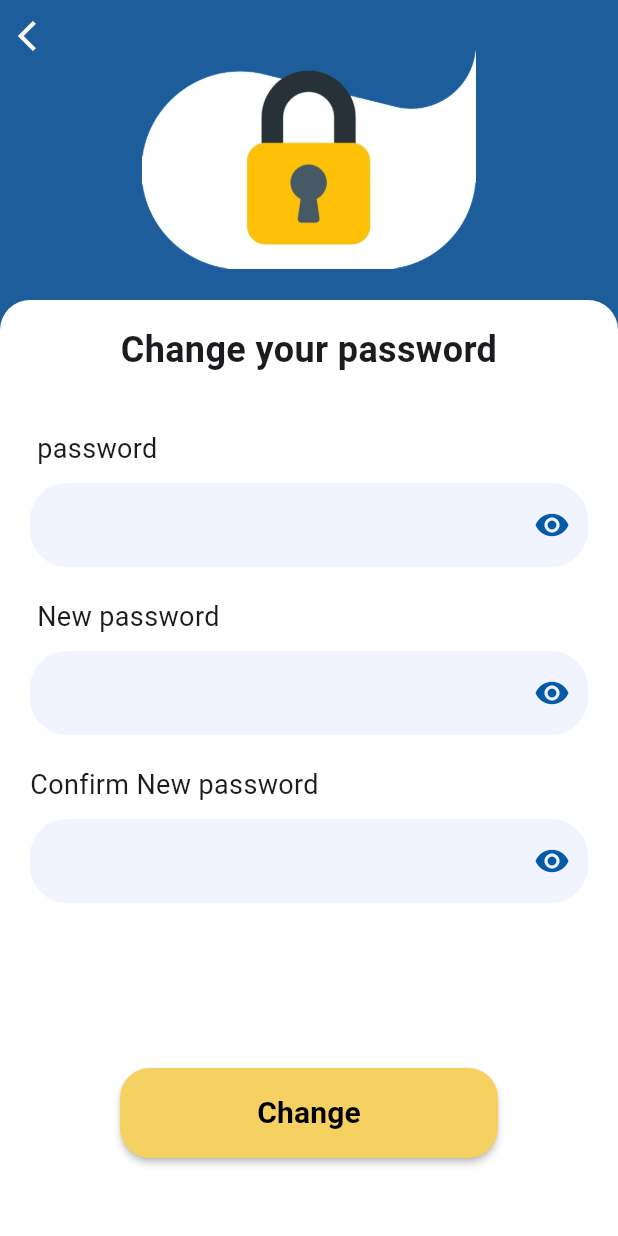
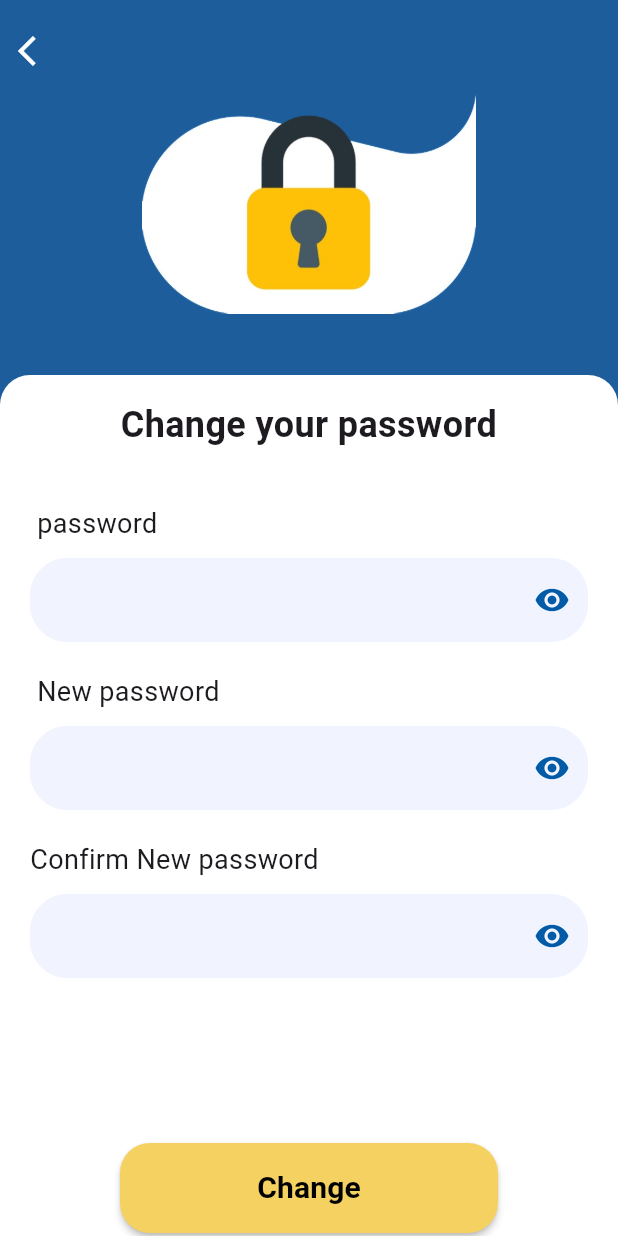
Before and after one commit to eman88888/final-project, a Flutter app: the change screen opened directly, on a phone screen of 412 x 824 dp. Run offline on Flutter 3.47's test engine with Material 3 defaults, Android fonts, the phone set to English and light mode, and no system bars; our stand-ins replace chat_bubbles, cloud_firestore, curved_navigation_bar, dotted_border, file_picker, firebase_auth and 9 more; missing offline and left inert: dart:html, dart:js; accounts and stored records are empty; Roboto replaces fonts that are missing (Poppins).

Commit message:
commit gogo

```diff
--- a/lib/pages/change_pass.dart
+++ b/lib/pages/change_pass.dart
@@ -70,7 +70,6 @@ class _changeState extends State<change> {
   Widget build(BuildContext context) {
     var screenSize = MediaQuery.of(context).size;
     return Scaffold(
-
       body: Form(
         key: formKey,
         child: Stack(
@@ -81,6 +80,7 @@ class _changeState extends State<change> {
             ),
             Container(
               alignment: Alignment.topLeft,
+              padding: EdgeInsets.only(top: 10),
               // height: 10,
               child: IconButton(
                 onPressed: () {
@@ -96,7 +96,7 @@ class _changeState extends State<change> {
               ),
             ),
             Padding(
-              padding: const EdgeInsets.only(top: 30),
+              padding: const EdgeInsets.only(top: 60),
               child: Container(
                 alignment: Alignment.center,
                 margin: EdgeInsets.only(bottom: 20),
@@ -105,7 +105,7 @@ class _changeState extends State<change> {
               ),
             ),
             Positioned(
-              top: 200,
+              top: 250,
               child: Container(
                 width: screenSize.width,
                 height: screenSize.height,
@@ -331,7 +331,7 @@ class _changeState extends State<change> {
                     Container(
                       alignment: Alignment.bottomLeft,
                       child: Padding(
-                          padding: const EdgeInsets.only(left: 5.0, top: 55),
+                          padding: const EdgeInsets.only(left: 5.5),
                           child: InkWell(
                             onTap: () {
                               Navigator.push(
--- a/lib/pages/changedSuccessfully.dart
+++ b/lib/pages/changedSuccessfully.dart
@@ -16,7 +16,7 @@ class ChangedSuccessfully_Screen extends StatelessWidget {
           //////Put image
           Padding(
             padding: const EdgeInsets.only(top: 140, bottom: 32),
-            child: Image.asset('assets/send.jpg'),
+            child: Image.asset('assets/emailIcon.jpg'),
           ),
 
 
--- a/lib/pages/robot.dart
+++ b/lib/pages/robot.dart
@@ -16,7 +16,7 @@ class _robotState extends State<robot> {
       body: Column(
         children: [
           Padding(
-            padding: const EdgeInsets.all(5.0),
+            padding: const EdgeInsets.all(10.0),
             child: Container(
               height: 15,
               alignment: Alignment.topLeft,
@@ -41,7 +41,7 @@ class _robotState extends State<robot> {
             ),
           ),
           Padding(
-            padding: const EdgeInsets.only(top: 60.0),
+            padding: const EdgeInsets.only(top: 80.0),
             child: Container(
               alignment: Alignment.center,
               child: Text(
```
Also changed, not shown: lib/pages/convert.dart (+23 -3 lines), lib/result/ToxResultScreen.dart (+7 -4 lines), lib/result/liver_result.dart (+7 -4 lines), lib/result/mutagenicity_result.dart (+8 -4 lines), assets/convertIcon.png (added), assets/emailIcon.jpg (added), assets/send.jpg (deleted), 13 other files.
